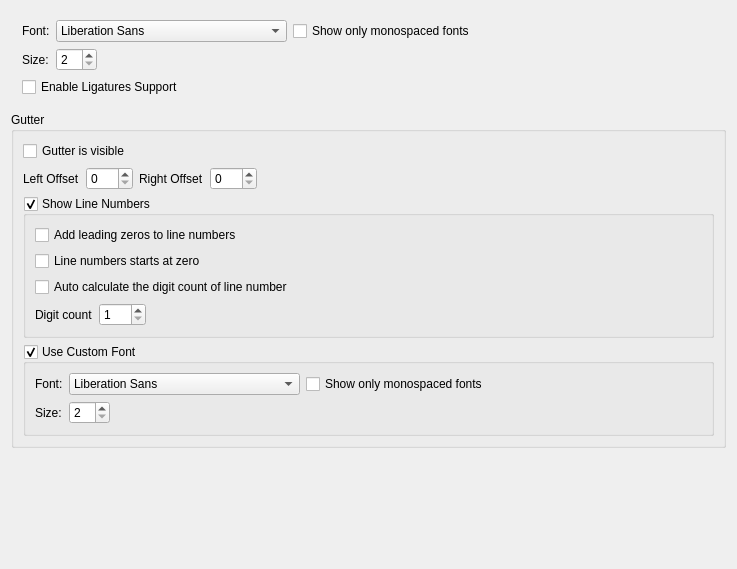
Old version of the form RedPandaIDE/settingsdialog/editorfontwidget.ui in the repository royqh1979/RedPanda-CPP.
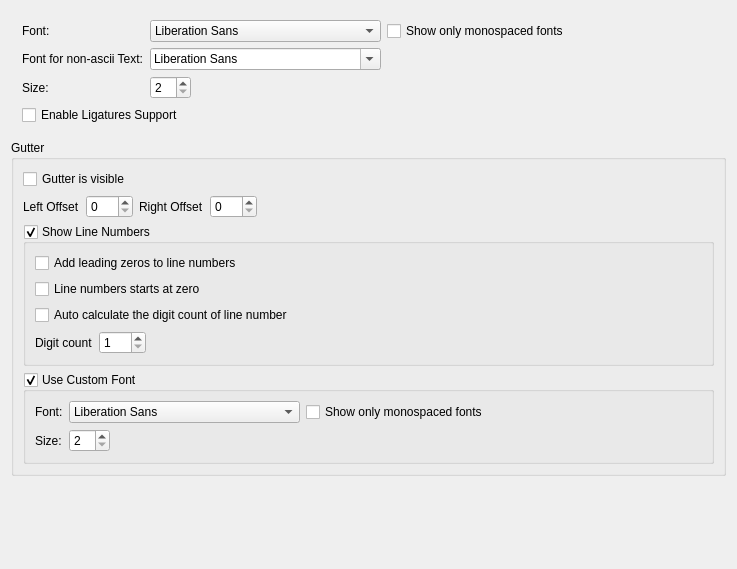
New version of the form.

Commit message: - enhancement: setting non-ascii font for editors

Patch:
```diff
--- a/RedPandaIDE/settingsdialog/editorfontwidget.ui
+++ b/RedPandaIDE/settingsdialog/editorfontwidget.ui
@@ -133,6 +133,47 @@
         </property>
        </widget>
       </item>
+      <item row="1" column="0">
+       <widget class="QLabel" name="label_8">
+        <property name="text">
+         <string>Font for non-ascii Text:</string>
+        </property>
+       </widget>
+      </item>
+      <item row="1" column="1">
+       <widget class="QWidget" name="widget_9" native="true">
+        <layout class="QHBoxLayout" name="horizontalLayout_7">
+         <property name="leftMargin">
+          <number>0</number>
+         </property>
+         <property name="topMargin">
+          <number>0</number>
+         </property>
+         <property name="rightMargin">
+          <number>0</number>
+         </property>
+         <property name="bottomMargin">
+          <number>0</number>
+         </property>
+         <item>
+          <widget class="QFontComboBox" name="cbNonAsciiFont"/>
+         </item>
+         <item>
+          <spacer name="horizontalSpacer_7">
+           <property name="orientation">
+            <enum>Qt::Horizontal</enum>
+           </property>
+           <property name="sizeHint" stdset="0">
+            <size>
+             <width>40</width>
+             <height>20</height>
+            </size>
+           </property>
+          </spacer>
+         </item>
+        </layout>
+       </widget>
+      </item>
      </layout>
     </widget>
    </item>
```
The commit also changes 11 other files.
